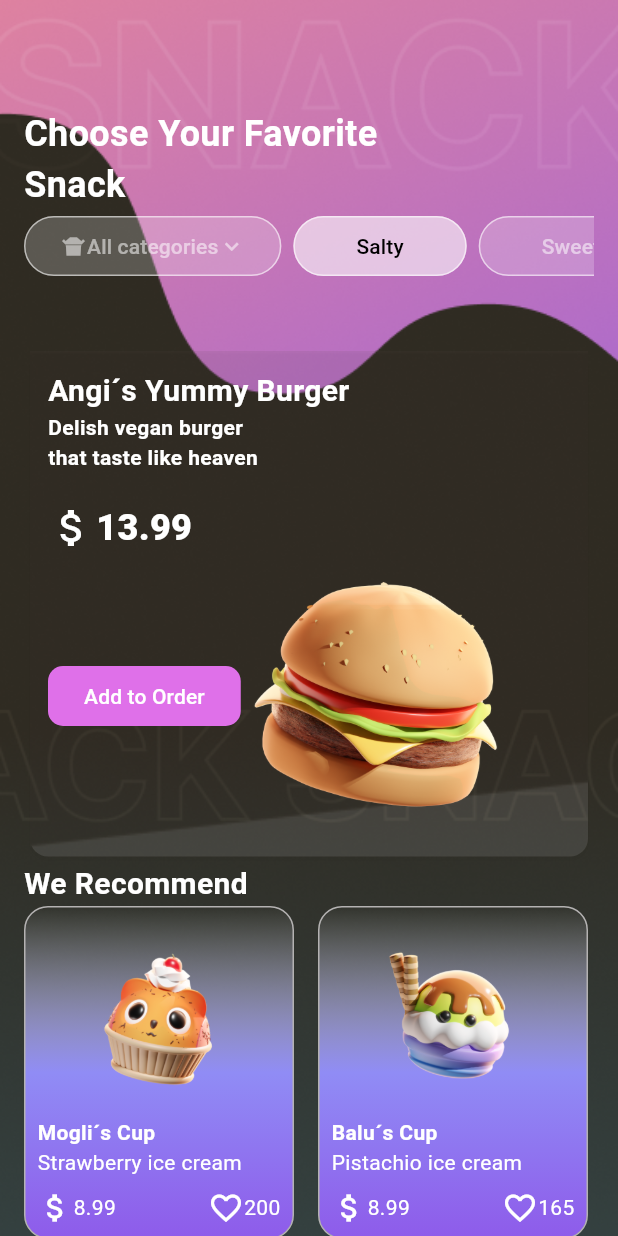
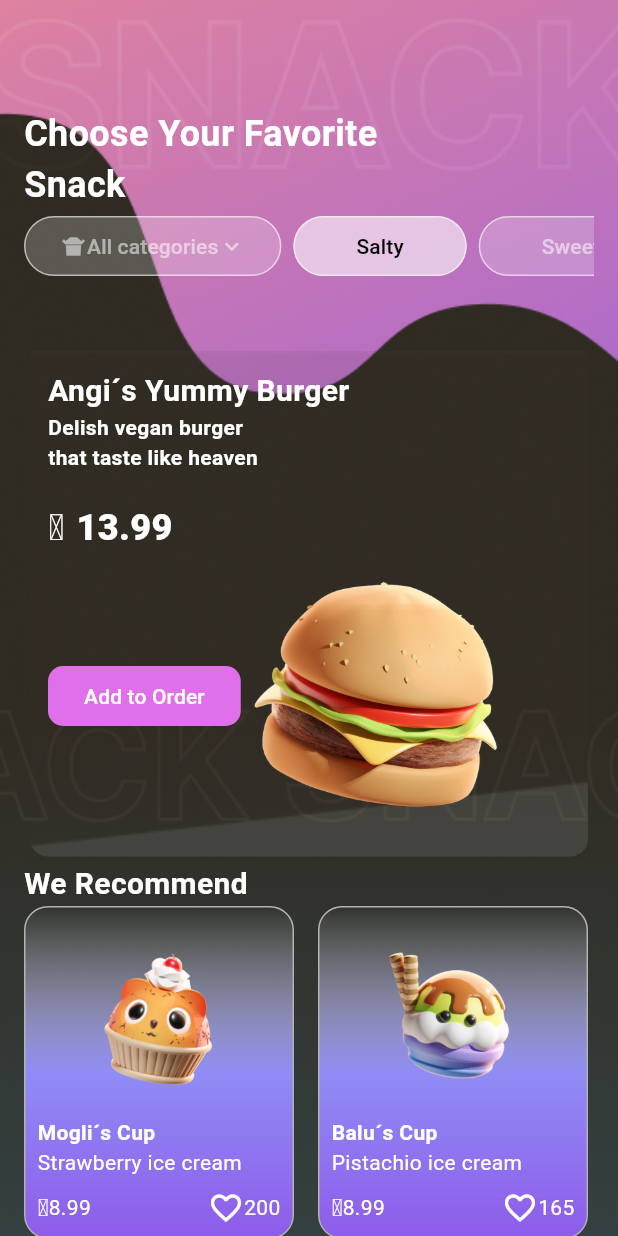
Before and after one commit to BastianErfurth/jp_app, a Flutter app: the MainScreen screen opened directly, on a phone screen of 412 x 824 dp. Run offline on Flutter 3.47's test engine with Material 3 defaults, Android fonts, the phone set to English and light mode, and no system bars.

Commit message:
last version

```diff
--- a/lib/src/features/order/domain/angi_burger_card.dart
+++ b/lib/src/features/order/domain/angi_burger_card.dart
@@ -53,11 +53,14 @@ class AngiBurgerCard extends StatelessWidget {
                 alignment: Alignment.centerLeft,
                 child: Row(
                   children: [
-                    Icon(
-                      Icons.attach_money,
-                      color: Colors.white,
-                      size: 32,
+                    Text(
+                      "₳",
+                      style: TextStyle(
+                          color: Colors.white,
+                          fontSize: 24,
+                          fontWeight: FontWeight.w700),
                     ),
+                    SizedBox(width: 8),
                     Text(
                       "13.99",
                       style: TextStyle(
--- a/lib/src/features/order/domain/cake_card.dart
+++ b/lib/src/features/order/domain/cake_card.dart
@@ -69,9 +69,9 @@ class CakeCard extends StatelessWidget {
                 children: [
                   Row(
                     children: [
-                      Icon(
-                        Icons.attach_money,
-                        color: Colors.white,
+                      Text(
+                        "₳",
+                        style: TextStyle(color: Colors.white, fontSize: 16),
                       ),
                       Text(
                         cost,
--- a/lib/src/features/order/presentation/cake_bottomsheet.dart
+++ b/lib/src/features/order/presentation/cake_bottomsheet.dart
@@ -28,7 +28,7 @@ class CakeBottomsheet extends StatelessWidget {
           ),
           Column(
             children: [
-              Image.asset("$iceImage"),
+              Image.asset(iceImage),
               SizedBox(height: 280),
               Row(
                 mainAxisAlignment: MainAxisAlignment.spaceBetween,
```
